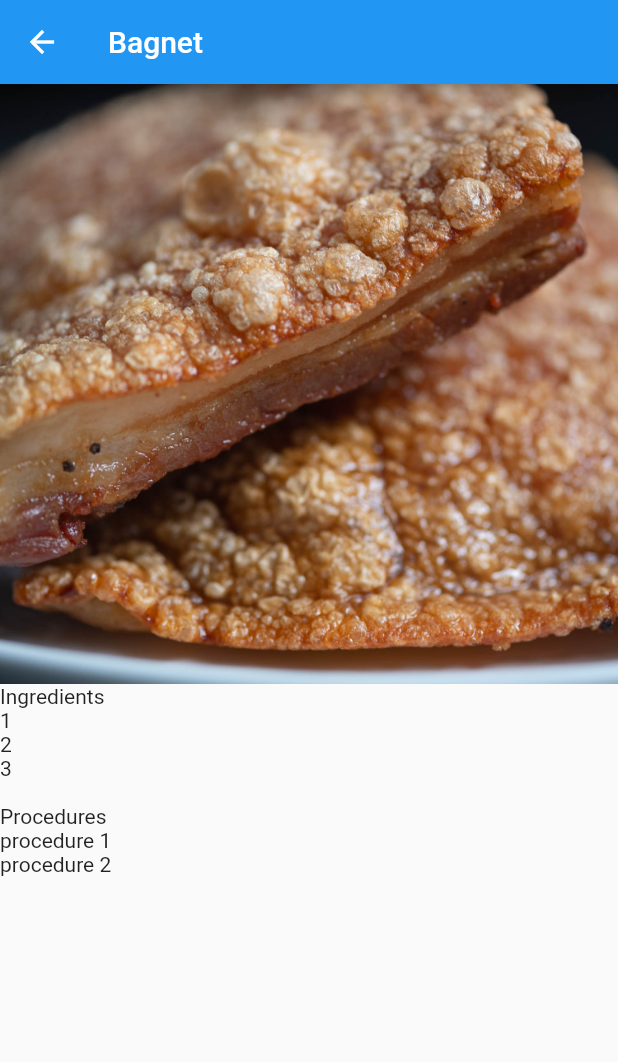
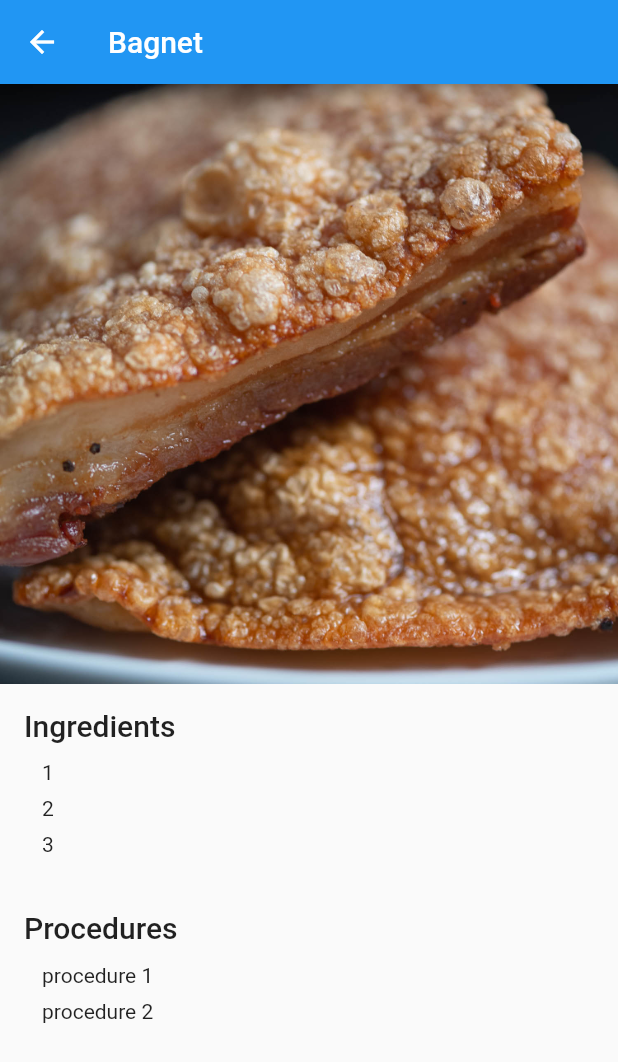
Before and after one commit to mlph-jquiamco/flutter_basics_exercise, a Flutter app: the screen it shows after launch, after a tap on "Bagnet", on a phone screen of 412 x 824 dp. Shown: the top 1062 px of the screen. Run offline on Flutter 3.47's test engine with Material 2 defaults, Android fonts, the phone set to English and light mode, and no system bars.

```diff
--- a/lib/details_page.dart
+++ b/lib/details_page.dart
@@ -21,19 +21,19 @@ class Details extends StatelessWidget {
               height: 400,
               fit: BoxFit.cover,
             ),
-            _setIngredientsSection(args.ingredients),
-            _setProceduresSection(args.procedures)
+            _setSection(context, 'Ingredients', args.ingredients),
+            _setSection(context, 'Procedures', args.procedures)
           ],
         )
     );
   }
 
-  Widget _setIngredientsSection(List<String> ingredients) {
+  Widget _setSection(BuildContext context, String title, List<String> ingredients) {
     return Container(
-        margin: const EdgeInsets.only(bottom: 16),
+        padding: const EdgeInsets.all(16),
         child: ListView(
             children: [
-              const Text('Ingredients'),
+              _setHeader(context, title),
               ..._convertToList(ingredients)
             ],
             shrinkWrap: true,
@@ -42,21 +42,21 @@ class Details extends StatelessWidget {
     );
   }
 
-  Widget _setProceduresSection(List<String> procedures) {
+  Widget _setHeader(BuildContext context, String title) {
     return Container(
-        margin: const EdgeInsets.only(bottom: 16),
-        child: ListView(
-            children: [
-              const Text('Procedures'),
-              ..._convertToList(procedures)
-            ],
-            shrinkWrap: true,
-            physics: const ClampingScrollPhysics()
-        )
+      margin: const EdgeInsets.only(bottom: 8),
+      child: Text(
+        title,
+        style: Theme.of(context).textTheme.headline6,
+      ),
     );
   }
 
   List<Widget> _convertToList(List<String> values) {
-    return [for (final value in values) Text(value)];
+    return [for (final value in values) Container(
+      margin: const EdgeInsets.only(left: 8),
+      padding: const EdgeInsets.all(4),
+      child: Text(value),
+    )];
   }
 }
```
